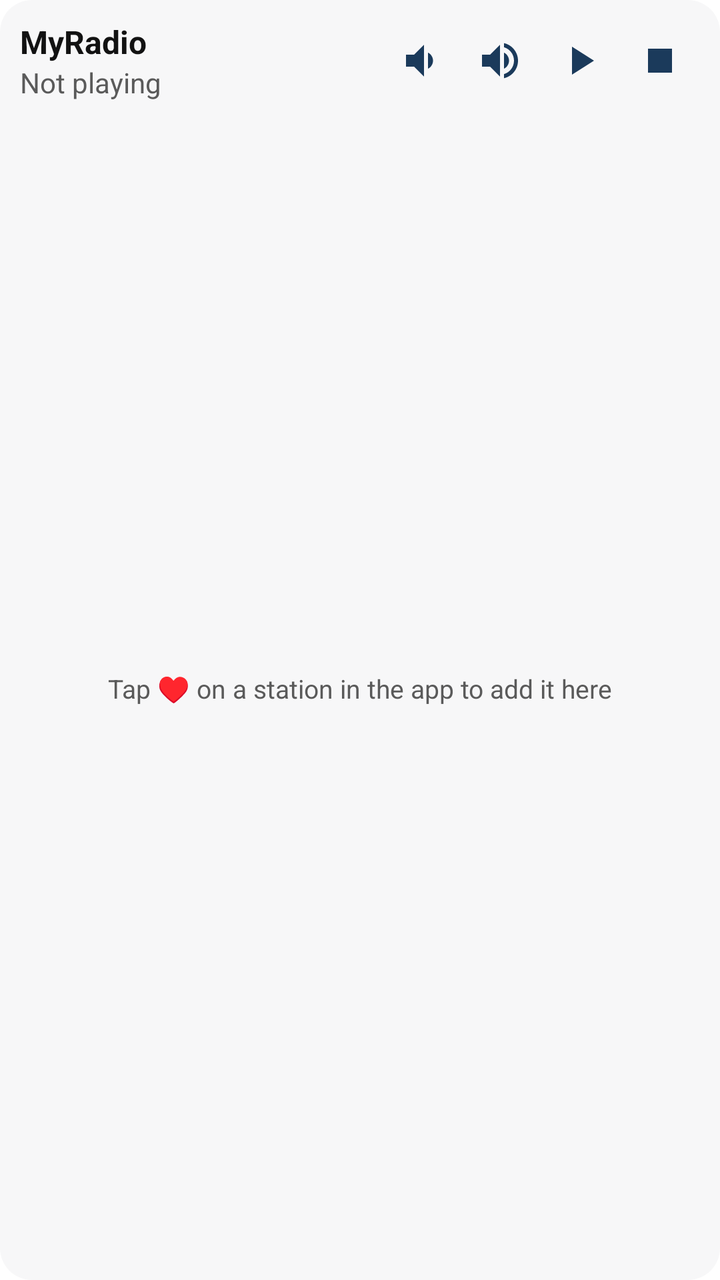
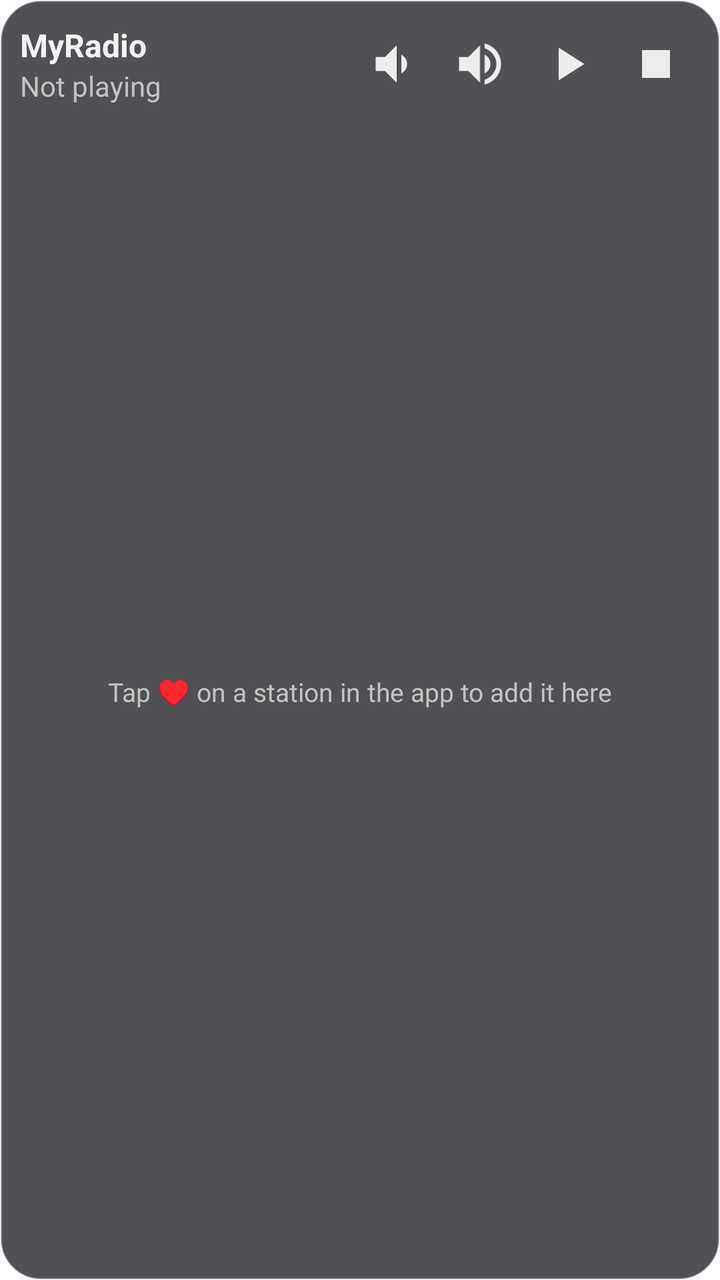

The first picture is an Android layout as it rendered before a commit; the second is the same layout after the commit. The layout source and the unified diff follow.
<!-- AndroidManifest.xml: application theme Theme.MyRadio -->
<!-- res/layout/widget_radio.xml -->
<?xml version="1.0" encoding="utf-8"?>
<LinearLayout xmlns:android="http://schemas.android.com/apk/res/android"
    android:id="@+id/widget_root"
    android:layout_width="match_parent"
    android:layout_height="match_parent"
    android:orientation="vertical"
    android:layoutDirection="ltr"
    android:background="@drawable/widget_bg"
    android:padding="10dp">

    
    <LinearLayout
        android:layout_width="match_parent"
        android:layout_height="wrap_content"
        android:orientation="horizontal"
        android:gravity="center_vertical"
        android:paddingBottom="8dp">

        <LinearLayout
            android:id="@+id/np_text"
            android:layout_width="0dp"
            android:layout_height="wrap_content"
            android:layout_weight="1"
            android:orientation="vertical"
            android:paddingEnd="6dp">

            <TextView
                android:id="@+id/np_title"
                android:layout_width="match_parent"
                android:layout_height="wrap_content"
                android:maxLines="1"
                android:ellipsize="end"
                android:gravity="left"
                android:textAlignment="viewStart"
                android:textStyle="bold"
                android:textSize="16sp"
                android:textColor="@color/widget_text"
                android:text="@string/app_name" />

            <TextView
                android:id="@+id/np_song"
                android:layout_width="match_parent"
                android:layout_height="wrap_content"
                android:maxLines="1"
                android:ellipsize="end"
                android:gravity="left"
                android:textAlignment="viewStart"
                android:textSize="14sp"
                android:textColor="@color/widget_text_dim"
                android:text="@string/not_playing" />
        </LinearLayout>

        <ImageView
            android:id="@+id/btn_vol_down"
            android:layout_width="40dp"
            android:layout_height="40dp"
            android:padding="8dp"
            android:src="@drawable/ic_volume_down"
            android:tint="@color/widget_icon"
            android:contentDescription="@string/vol_down" />

        <ImageView
            android:id="@+id/btn_vol_up"
            android:layout_width="40dp"
            android:layout_height="40dp"
            android:padding="8dp"
            android:src="@drawable/ic_volume_up"
            android:tint="@color/widget_icon"
            android:contentDescription="@string/vol_up" />

        <ImageView
            android:id="@+id/btn_toggle"
            android:layout_width="40dp"
            android:layout_height="40dp"
            android:padding="8dp"
            android:src="@drawable/ic_play"
            android:tint="@color/widget_icon"
            android:contentDescription="@string/play_pause" />

        <ImageView
            android:id="@+id/btn_stop"
            android:layout_width="40dp"
            android:layout_height="40dp"
            android:padding="8dp"
            android:src="@drawable/ic_stop"
            android:tint="@color/widget_icon"
            android:contentDescription="@string/stop" />
    </LinearLayout>

    
    <FrameLayout
        android:layout_width="match_parent"
        android:layout_height="0dp"
        android:layout_weight="1">

        <GridView
            android:id="@+id/widget_grid"
            android:layout_width="match_parent"
            android:layout_height="match_parent"
            android:columnWidth="96dp"
            android:numColumns="auto_fit"
            android:stretchMode="columnWidth"
            android:verticalSpacing="8dp"
            android:horizontalSpacing="8dp"
            android:gravity="center" />

        <TextView
            android:id="@+id/widget_empty"
            android:layout_width="match_parent"
            android:layout_height="match_parent"
            android:gravity="center"
            android:padding="12dp"
            android:textSize="13sp"
            android:textColor="@color/widget_text_dim"
            android:text="@string/widget_empty" />
    </FrameLayout>
</LinearLayout>
<!-- resources referenced by this layout -->
<resources>
  <color name="widget_icon">#FF1B3A5B</color>
  <color name="widget_text">#FF121212</color>
  <color name="widget_text_dim">#FF5A5A5A</color>
  <!-- drawable ic_play (drawable) -->
  <vector xmlns:android="http://schemas.android.com/apk/res/android"
      android:width="24dp"
      android:height="24dp"
      android:viewportWidth="24"
      android:viewportHeight="24">
      <path
          android:fillColor="#FFFFFFFF"
          android:pathData="M8,5v14l11,-7z" />
  </vector>
  <!-- drawable ic_stop (drawable) -->
  <vector xmlns:android="http://schemas.android.com/apk/res/android"
      android:width="24dp"
      android:height="24dp"
      android:viewportWidth="24"
      android:viewportHeight="24">
      <path
          android:fillColor="#FFFFFFFF"
          android:pathData="M6,6h12v12H6z" />
  </vector>
  <!-- drawable ic_volume_down (drawable) -->
  <vector xmlns:android="http://schemas.android.com/apk/res/android"
      android:width="24dp"
      android:height="24dp"
      android:viewportWidth="24"
      android:viewportHeight="24">
      <path
          android:fillColor="#FFFFFFFF"
          android:pathData="M18.5,12c0,-1.77 -1.02,-3.29 -2.5,-4.03v8.05c1.48,-0.73 2.5,-2.25 2.5,-4.02zM5,9v6h4l5,5V4L9,9H5z" />
  </vector>
  <!-- drawable ic_volume_up (drawable) -->
  <vector xmlns:android="http://schemas.android.com/apk/res/android"
      android:width="24dp"
      android:height="24dp"
      android:viewportWidth="24"
      android:viewportHeight="24">
      <path
          android:fillColor="#FFFFFFFF"
          android:pathData="M3,9v6h4l5,5V4L7,9H3zM16.5,12c0,-1.77 -1.02,-3.29 -2.5,-4.03v8.05c1.48,-0.73 2.5,-2.25 2.5,-4.02zM14,3.23v2.06c2.89,0.86 5,3.54 5,6.71s-2.11,5.85 -5,6.71v2.06c4.01,-0.91 7,-4.49 7,-8.77s-2.99,-7.86 -7,-8.77z" />
  </vector>
  <!-- drawable widget_bg (drawable) -->
  <shape xmlns:android="http://schemas.android.com/apk/res/android"
      android:shape="rectangle">
      <solid android:color="@color/widget_bg" />
      <corners android:radius="16dp" />
  </shape>
  <string name="app_name">MyRadio</string>
  <string name="not_playing">Not playing</string>
  <string name="play_pause">Play / pause</string>
  <string name="stop">Stop</string>
  <string name="vol_down">Volume down</string>
  <string name="vol_up">Volume up</string>
  <string name="widget_empty">Tap ♥ on a station in the app to add it here</string>
  <style name="Theme.MyRadio" parent="android:Theme.Material.Light.NoActionBar">
          <item name="android:windowBackground">@android:color/white</item>
      </style>
  <color name="widget_bg">#FFF7F7F8</color>
</resources>

<!-- the commit's change to res/layout/widget_radio.xml (unified diff, before → after) -->
@@ -52,8 +52,8 @@
 
         <ImageView
             android:id="@+id/btn_vol_down"
-            android:layout_width="40dp"
-            android:layout_height="40dp"
+            android:layout_width="44dp"
+            android:layout_height="44dp"
             android:padding="8dp"
             android:src="@drawable/ic_volume_down"
             android:tint="@color/widget_icon"
@@ -61,8 +61,8 @@
 
         <ImageView
             android:id="@+id/btn_vol_up"
-            android:layout_width="40dp"
-            android:layout_height="40dp"
+            android:layout_width="44dp"
+            android:layout_height="44dp"
             android:padding="8dp"
             android:src="@drawable/ic_volume_up"
             android:tint="@color/widget_icon"
@@ -70,8 +70,8 @@
 
         <ImageView
             android:id="@+id/btn_toggle"
-            android:layout_width="40dp"
-            android:layout_height="40dp"
+            android:layout_width="44dp"
+            android:layout_height="44dp"
             android:padding="8dp"
             android:src="@drawable/ic_play"
             android:tint="@color/widget_icon"
@@ -79,8 +79,8 @@
 
         <ImageView
             android:id="@+id/btn_stop"
-            android:layout_width="40dp"
-            android:layout_height="40dp"
+            android:layout_width="44dp"
+            android:layout_height="44dp"
             android:padding="8dp"
             android:src="@drawable/ic_stop"
             android:tint="@color/widget_icon"
@@ -97,11 +97,11 @@
             android:id="@+id/widget_grid"
             android:layout_width="match_parent"
             android:layout_height="match_parent"
-            android:columnWidth="96dp"
+            android:columnWidth="90dp"
             android:numColumns="auto_fit"
-            android:stretchMode="columnWidth"
-            android:verticalSpacing="8dp"
-            android:horizontalSpacing="8dp"
+            android:stretchMode="spacingWidthUniform"
+            android:verticalSpacing="5dp"
+            android:horizontalSpacing="5dp"
             android:gravity="center" />
 
         <TextView
<!-- resource entries referenced after the edit -->
@@ -1,8 +1,8 @@
 <!-- resources referenced by this layout -->
 <resources>
-  <color name="widget_icon">#FF1B3A5B</color>
-  <color name="widget_text">#FF121212</color>
-  <color name="widget_text_dim">#FF5A5A5A</color>
+  <color name="widget_icon">#FFEDEDED</color>
+  <color name="widget_text">#FFF3F3F3</color>
+  <color name="widget_text_dim">#FFC2C2C2</color>
   <!-- drawable ic_play (drawable) -->
   <vector xmlns:android="http://schemas.android.com/apk/res/android"
       android:width="24dp"
@@ -46,8 +46,10 @@
   <!-- drawable widget_bg (drawable) -->
   <shape xmlns:android="http://schemas.android.com/apk/res/android"
       android:shape="rectangle">
-      <solid android:color="@color/widget_bg" />
-      <corners android:radius="16dp" />
+      
+      <solid android:color="#CC26262B" />
+      <corners android:radius="20dp" />
+      <stroke android:width="1dp" android:color="#40FFFFFF" />
   </shape>
   <string name="app_name">MyRadio</string>
   <string name="not_playing">Not playing</string>
@@ -59,6 +61,5 @@
   <style name="Theme.MyRadio" parent="android:Theme.Material.Light.NoActionBar">
           <item name="android:windowBackground">@android:color/white</item>
       </style>
-  <color name="widget_bg">#FFF7F7F8</color>
 </resources>
 
